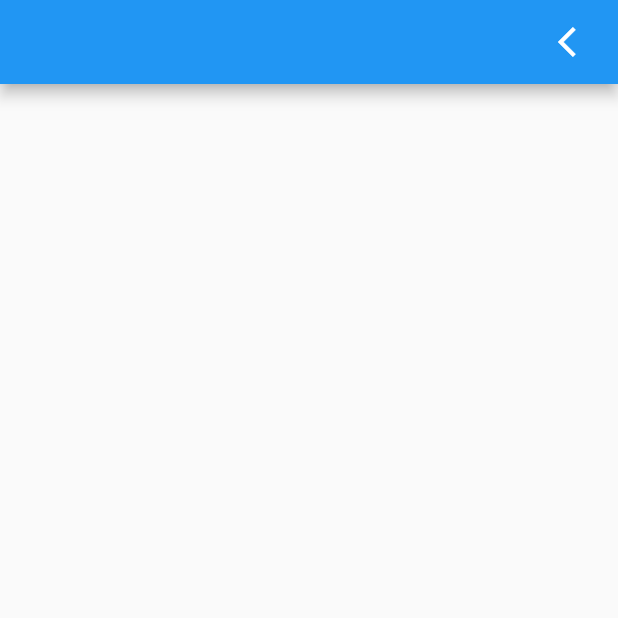
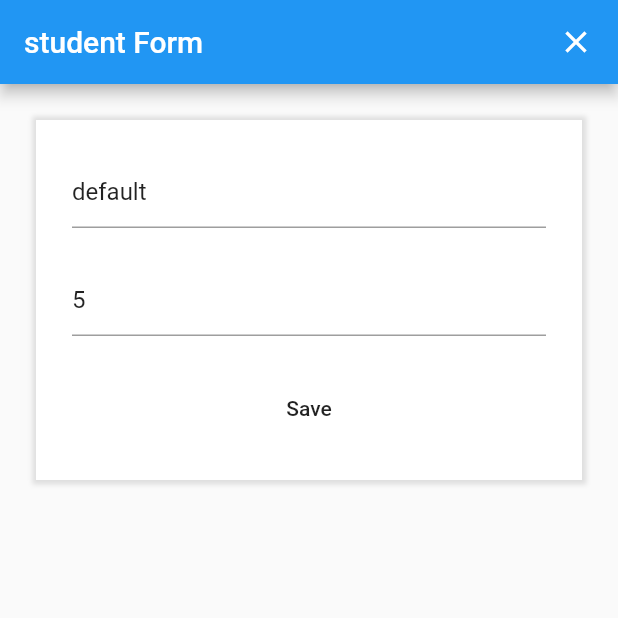
Before and after one commit to wowazzz/flatter_sandbox, a Flutter app: the screen it shows after launch, after a tap on the "add box" icon, on a phone screen of 412 x 824 dp, the top half of it. Run offline on Flutter 3.47's test engine with Material 2 defaults, Android fonts, the phone set to English and light mode, and no system bars.

Commit message:
lesson-3-3

```diff
--- /dev/null
+++ b/lib/components/separator.dart
@@ -0,0 +1,10 @@
+import 'package:flutter/material.dart';
+
+class Separator extends StatelessWidget {
+  const Separator({Key? key}) : super(key: key);
+
+  @override
+  Widget build(BuildContext context) {
+    return Container(height: 24);
+  }
+}
--- a/lib/main.dart
+++ b/lib/main.dart
@@ -28,7 +28,7 @@ class MyApp extends StatelessWidget {
       initialRoute: '/students',
       routes: {
         '/students': (_) => const StudentsPage(),
-        '/students/crud': (_) => const StudentFormPage(),
+        //'/student/crud': (_) => const StudentFormPage(),
       },
       //home: const MyHomePage(title: 'Flutter Demo Home Page test'),
     );
--- a/lib/screens/student_edit.dart
+++ b/lib/screens/student_edit.dart
@@ -1,9 +1,15 @@
 import 'package:flutter/material.dart';
+import 'package:test/components/separator.dart';
 // Import from project
 import 'package:test/models/main.dart';
 
 class StudentFormPage extends StatefulWidget {
-  const StudentFormPage({Key? key}) : super(key: key);
+  final StudentModel student;
+
+  const StudentFormPage({
+    Key? key,
+    required this.student,
+  }) : super(key: key);
 
   @override
   State<StudentFormPage> createState() => _StudentFormPage();
@@ -11,29 +17,103 @@ class StudentFormPage extends StatefulWidget {
 
 class _StudentFormPage extends State<StudentFormPage> {
 
+//  TextEditingController name = TextEditingController();
+//  TextEditingController mark = TextEditingController();
+  String name = 'default';
+  int mark = 5;
+
+  @override
+  initState() {
+    super.initState();
+/*
+    name.addListener(() {
+      //print(name.value.text);
+    });
+
+    mark.addListener(() {
+      //print(mark.value.text);
+     });
+*/
+  }
+
+  @override
+  void dispose() {
+//    name.dispose();
+//    mark.dispose();
+    super.dispose();
+  }
+
   @override
   Widget build(BuildContext context) {
-    StudentModel student =
-      ModalRoute.of(context)?.settings.arguments as StudentModel;
+    //print(widget.student.mark);
 
     return Scaffold(
       appBar: AppBar(
         automaticallyImplyLeading: false,
+        title: const Text('student Form'),
         actions: [
           GestureDetector(
             onTap: () {
-              Navigator.of(context).pushNamed('/students');
+              Navigator.of(context).pop(
+                StudentModel(
+                  name:'Jane',
+                  mark: 5,
+                ),
+              );
             },
             child: const Padding(
               padding: EdgeInsets.symmetric(horizontal: 16),
               child: Icon(
-                Icons.arrow_back_ios,
+                Icons.close,
               ),
             ),
           ),
         ]
       ),
-      body: Container(),
+      body: Container(
+        margin: const EdgeInsets.all(24),
+        padding: const EdgeInsets.all(24),
+        decoration: BoxDecoration(
+          color: Colors.white,
+          boxShadow: [
+            BoxShadow(
+              color: Colors.grey.withOpacity(0.3),
+              offset: Offset.zero,
+              blurRadius: 2,
+              spreadRadius: 3.0,
+            ),
+          ],
+        ),
+        child: Column(
+            mainAxisSize: MainAxisSize.min,
+            children: [
+              TextFormField(
+                initialValue: name,
+                onChanged: (_) => setState(() {
+                  name = _;
+                }),
+              ),
+              const Separator(),
+              TextFormField(
+                initialValue: '$mark',
+                onChanged: (_) => setState(() {
+                mark = int.parse(_);
+              })),
+              const Separator(),
+              MaterialButton(
+                child: const Text('Save'),
+                onPressed: () {
+                  Navigator.of(context).pop(
+                    StudentModel(
+                      name: name,
+                      mark: mark
+                    ),
+                  );
+                },
+              ),
+            ],
+          ),
+      ),
     );
   }
 }
--- a/lib/screens/students.dart
+++ b/lib/screens/students.dart
@@ -1,6 +1,7 @@
 import 'package:flutter/material.dart';
 // Import from project
 import 'package:test/models/main.dart';
+import 'package:test/screens/main.dart';
 
 class StudentsPage extends StatefulWidget {
   const StudentsPage({Key? key}) : super(key: key);
@@ -12,32 +13,33 @@ class StudentsPage extends StatefulWidget {
 class _StudentsPage extends State<StudentsPage> {
   List<StudentModel> students = [];
 
-
   @override
   Widget build(BuildContext context) {
     return Scaffold(
       appBar: AppBar(
-        automaticallyImplyLeading: false,
-        actions: [
-          GestureDetector(
-          )
-        ],
         title: const Text('Students'),
       ),
       body: Container(),
       floatingActionButton: FloatingActionButton(
-        onPressed: () async {
-          var s = await Navigator.of(context).pushNamed(
-            '/students/crud',
-            arguments: StudentModel(name: 'Old name', mark: 5),
-            ) as StudentModel;
-
-          print(s.name);
-        },
+        onPressed: () => setState(
+          () async {
+            try {
+              students.add(await Navigator.push(
+                context,
+                MaterialPageRoute(
+                  builder: (_) => StudentFormPage(
+                    student: StudentModel(),
+                  ),
+                ),
+              ));
+              print(students.length);
+            } catch(_) {}
+          },
+        ),
         child: const Icon(
           Icons.add_box_rounded,
           size: 24,
-        )
+        ),
       ),
     );
   }
```
